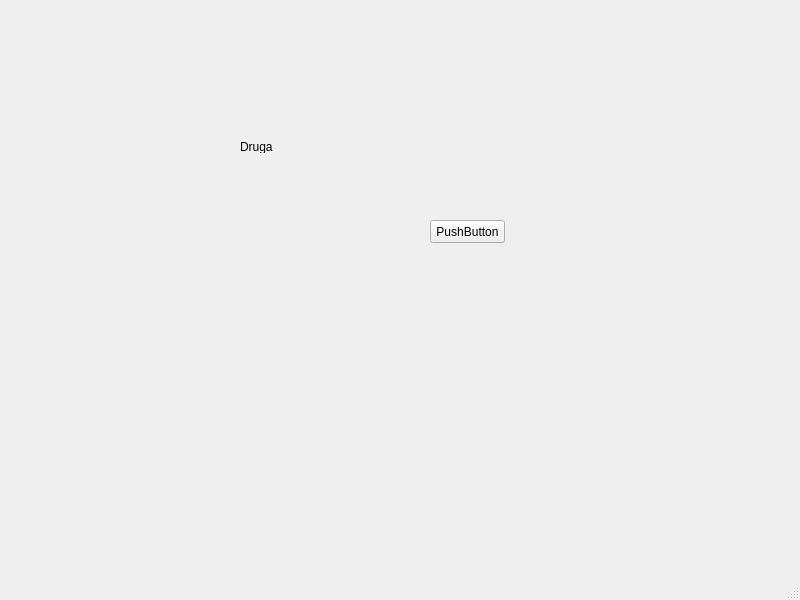
Old version of the form druga.ui in the repository Astropl/TestRamek.
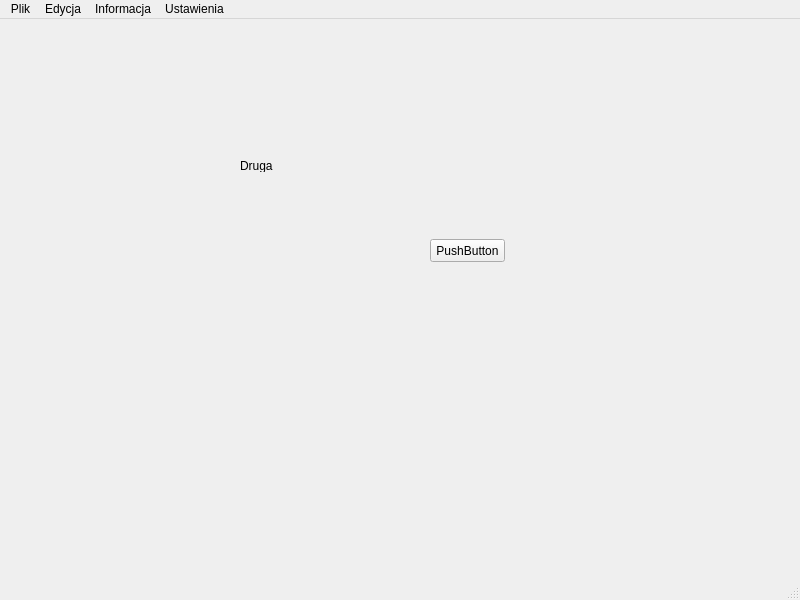
New version of the form.

What changed in the file:
```diff
--- a/druga.ui
+++ b/druga.ui
@@ -53,6 +53,31 @@
      <height>21</height>
     </rect>
    </property>
+   <widget class="QMenu" name="menuPlik">
+    <property name="title">
+     <string>Plik</string>
+    </property>
+   </widget>
+   <widget class="QMenu" name="menuEdycja">
+    <property name="title">
+     <string>Edycja</string>
+    </property>
+   </widget>
+   <widget class="QMenu" name="menuInformacja">
+    <property name="title">
+     <string>Informacja</string>
+    </property>
+   </widget>
+   <widget class="QMenu" name="menuUstawienia">
+    <property name="title">
+     <string>Ustawienia</string>
+    </property>
+    <addaction name="actionOpcje"/>
+   </widget>
+   <addaction name="menuPlik"/>
+   <addaction name="menuEdycja"/>
+   <addaction name="menuInformacja"/>
+   <addaction name="menuUstawienia"/>
   </widget>
   <widget class="QStatusBar" name="statusbar"/>
  </widget>
```
Left out of the diff: 5 changed lines with no effect on the pictures.
